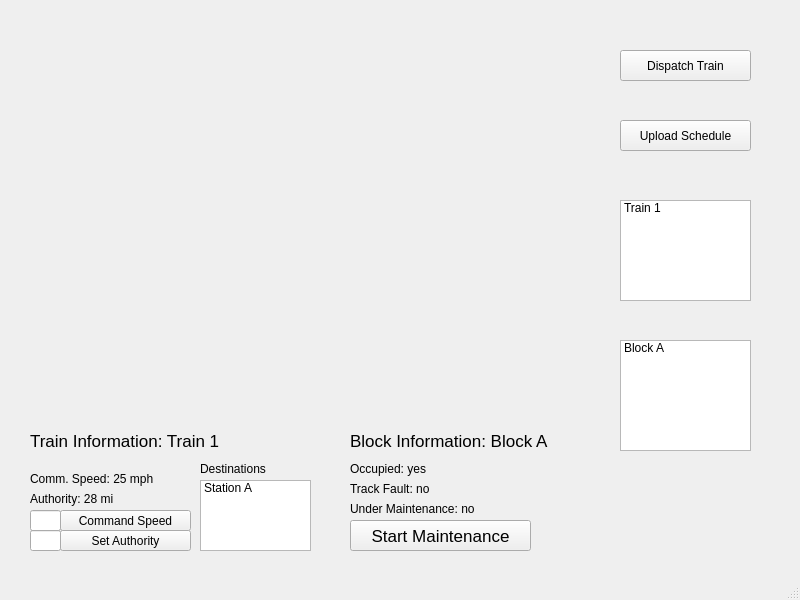
Qt form CTC-Office/GUI/CTC-Office.ui (vism2889/ECE_1140_TRAINS) before a commit.
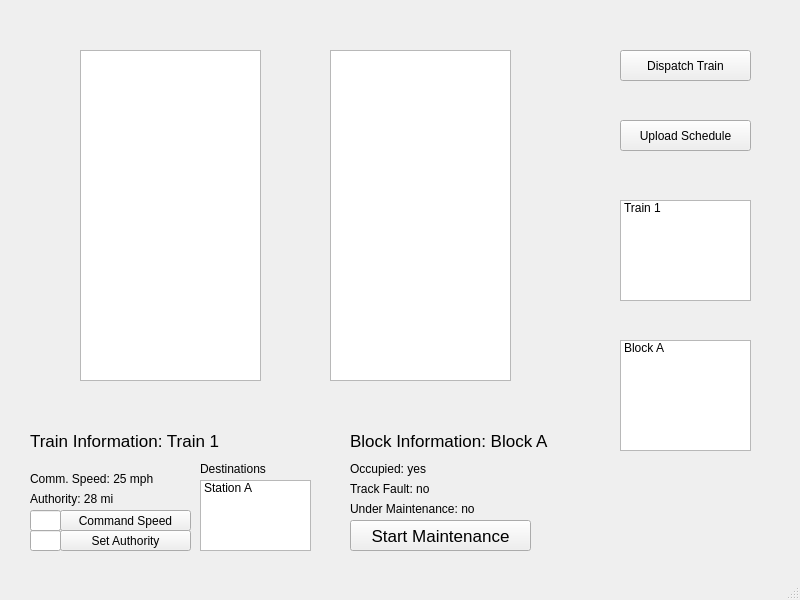
The same form after that commit.

```diff
--- a/CTC-Office/GUI/CTC-Office.ui
+++ b/CTC-Office/GUI/CTC-Office.ui
@@ -290,6 +290,26 @@
      <string>Comm. Speed: 25 mph</string>
     </property>
    </widget>
+   <widget class="QListWidget" name="listWidget">
+    <property name="geometry">
+     <rect>
+      <x>80</x>
+      <y>50</y>
+      <width>181</width>
+      <height>331</height>
+     </rect>
+    </property>
+   </widget>
+   <widget class="QListWidget" name="listWidget_2">
+    <property name="geometry">
+     <rect>
+      <x>330</x>
+      <y>50</y>
+      <width>181</width>
+      <height>331</height>
+     </rect>
+    </property>
+   </widget>
   </widget>
   <widget class="QStatusBar" name="statusbar"/>
  </widget>
```
Left out of the diff: 11 changed lines with no effect on the pictures.
